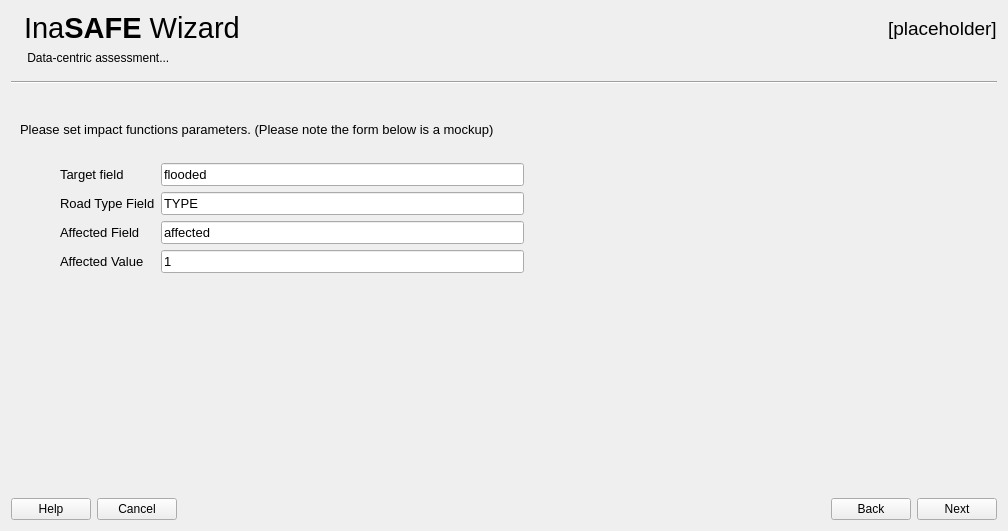
Before: the Qt Designer form safe_qgis/ui/wizard_dialog_base.ui in inasafe/inasafe, drawn with Qt 5.
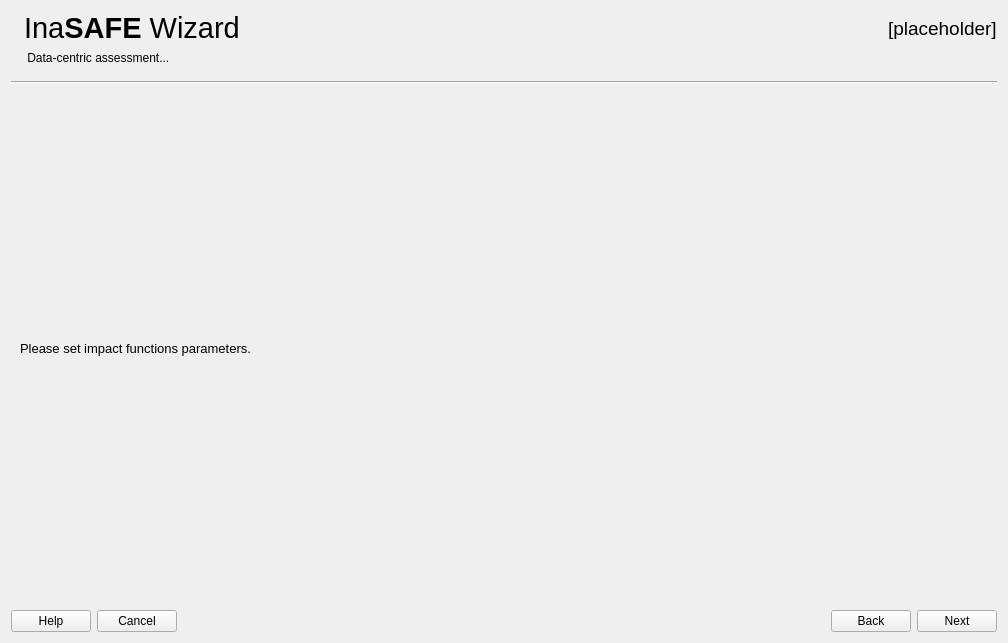
After: the same form once the commit is applied. The open tabs and pages were chosen to show the change. Icons and pictures are not drawn.

Commit message: [Wizard] Embed the existing IF parameters tab widget

What changed in the file:
```diff
--- a/safe_qgis/ui/wizard_dialog_base.ui
+++ b/safe_qgis/ui/wizard_dialog_base.ui
@@ -7,7 +7,7 @@
     <x>0</x>
     <y>0</y>
     <width>1008</width>
-    <height>531</height>
+    <height>643</height>
    </rect>
   </property>
   <property name="sizePolicy">
@@ -3038,7 +3038,7 @@
        <item>
         <widget class="QLabel" name="label_11">
          <property name="text">
-          <string>Please set impact functions parameters. (Please note the form below is a mockup)</string>
+          <string>Please set impact functions parameters.</string>
          </property>
          <property name="wordWrap">
           <bool>true</bool>
@@ -3051,7 +3051,7 @@
           <enum>Qt::Vertical</enum>
          </property>
          <property name="sizeType">
-          <enum>QSizePolicy::Fixed</enum>
+          <enum>QSizePolicy::Preferred</enum>
          </property>
          <property name="sizeHint" stdset="0">
           <size>
@@ -3061,115 +3061,6 @@
          </property>
         </spacer>
        </item>
-       <item>
-        <layout class="QHBoxLayout" name="horizontalLayout_3">
-         <item>
-          <spacer name="horizontalSpacer_33">
-           <property name="orientation">
-            <enum>Qt::Horizontal</enum>
-           </property>
-           <property name="sizeType">
-            <enum>QSizePolicy::Preferred</enum>
-           </property>
-           <property name="sizeHint" stdset="0">
-            <size>
-             <width>40</width>
-             <height>20</height>
-            </size>
-           </property>
-          </spacer>
-         </item>
-         <item>
-          <layout class="QFormLayout" name="formLayout">
-           <item row="0" column="0">
-            <widget class="QLabel" name="targetFieldLabel">
-             <property name="text">
-              <string>Target field</string>
-             </property>
-            </widget>
-           </item>
-           <item row="0" column="1">
-            <widget class="QLineEdit" name="targetFieldLineEdit">
-             <property name="text">
-              <string>flooded</string>
-             </property>
-            </widget>
-           </item>
-           <item row="1" column="0">
-            <widget class="QLabel" name="roadTypeFieldLabel">
-             <property name="text">
-              <string>Road Type Field</string>
-             </property>
-            </widget>
-           </item>
-           <item row="1" column="1">
-            <widget class="QLineEdit" name="roadTypeFieldLineEdit">
-             <property name="text">
-              <string>TYPE</string>
-             </property>
-            </widget>
-           </item>
-           <item row="2" column="0">
-            <widget class="QLabel" name="affectedFieldLabel">
-             <property name="text">
-              <string>Affected Field</string>
-             </property>
-            </widget>
-           </item>
-           <item row="2" column="1">
-            <widget class="QLineEdit" name="affectedFieldLineEdit">
-             <property name="text">
-              <string>affected</string>
-             </property>
-            </widget>
-           </item>
-           <item row="3" column="0">
-            <widget class="QLabel" name="affectedValueLabel">
-             <property name="text">
-              <string>Affected Value</string>
-             </property>
-            </widget>
-           </item>
-           <item row="3" column="1">
-            <widget class="QLineEdit" name="affectedValueLineEdit">
-             <property name="text">
-              <string>1</string>
-             </property>
-            </widget>
-           </item>
-          </layout>
-         </item>
-         <item>
-          <spacer name="horizontalSpacer_34">
-           <property name="orientation">
-            <enum>Qt::Horizontal</enum>
-           </property>
-           <property name="sizeHint" stdset="0">
-            <size>
-             <width>40</width>
-             <height>20</height>
-            </size>
-           </property>
-          </spacer>
-         </item>
-        </layout>
-       </item>
-       <item>
-        <spacer name="verticalSpacer_35">
-         <property name="orientation">
-          <enum>Qt::Vertical</enum>
-         </property>
-         <property name="sizeType">
-          <enum>QSizePolicy::Expanding</enum>
-         </property>
-         <property name="sizeHint" stdset="0">
-          <size>
-           <width>20</width>
-           <height>284</height>
-          </size>
-         </property>
-        </spacer>
-       </item>
       </layout>
      </widget>
      <widget class="QWidget" name="pgF22Summary">
```
Left out of the diff: 32 changed lines with no effect on the pictures. The commit also changes 2 other files.
